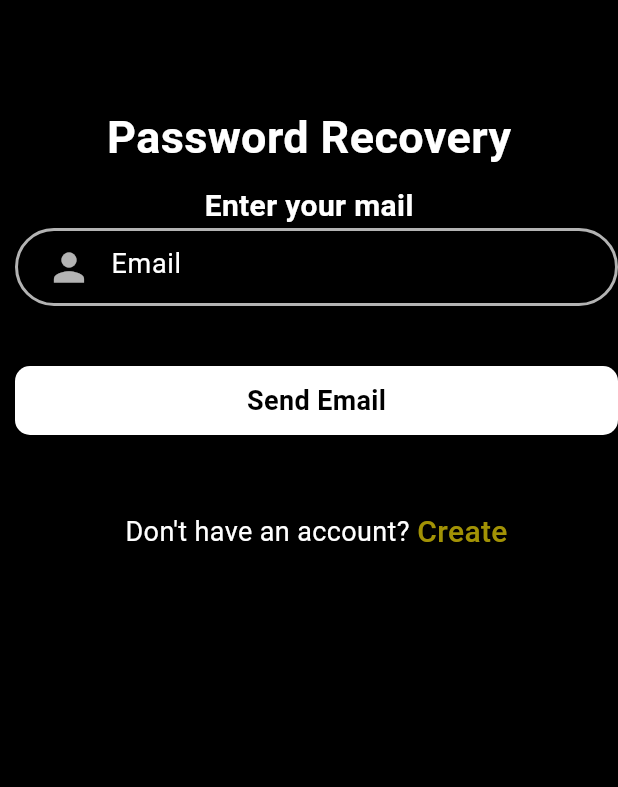
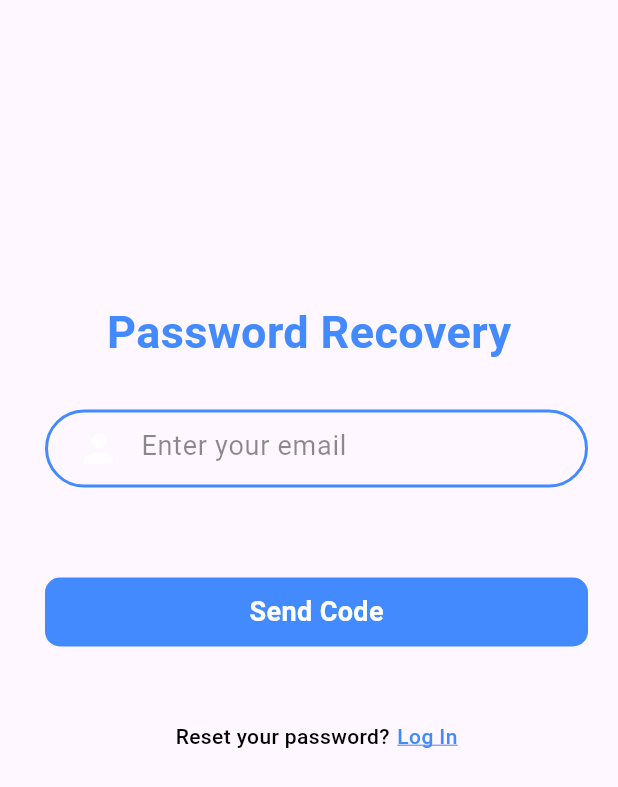
Before and after one commit to eziraa/technews, a Flutter app: the ForgotPassword screen opened directly, on a phone screen of 412 x 824 dp. Shown: the top 787 px of the screen. Run offline on Flutter 3.47's test engine with Material 3 defaults, Android fonts, the phone set to English and light mode, and no system bars; our stand-ins replace cached_network_image, cloud_firestore, firebase_auth, firebase_core, flutter_vector_icons, font_awesome_flutter and 2 more; missing offline and left inert: flutter_share_me; accounts and stored records are empty; statements that could not run were skipped.

Commit message:
changed style

```diff
--- a/lib/forgot_password.dart
+++ b/lib/forgot_password.dart
@@ -1,3 +1,4 @@
+import 'package:technews/login.dart';
 import 'package:technews/signup.dart';
 import 'package:firebase_auth/firebase_auth.dart';
 import 'package:flutter/material.dart';
@@ -38,19 +39,18 @@ class _ForgotPasswordState extends State<ForgotPassword> {
   @override
   Widget build(BuildContext context) {
     return Scaffold(
-      backgroundColor: Colors.black,
       body: Container(
         child: Column(
           children: [
             const SizedBox(
-              height: 70.0,
+              height: 200.0,
             ),
             Container(
               alignment: Alignment.topCenter,
               child: const Text(
                 "Password Recovery",
                 style: TextStyle(
-                    color: Colors.white,
+                    color: Colors.blueAccent,
                     fontSize: 30.0,
                     fontWeight: FontWeight.bold),
               ),
@@ -58,13 +58,13 @@ class _ForgotPasswordState extends State<ForgotPassword> {
             const SizedBox(
               height: 10.0,
             ),
-            const Text(
-              "Enter your mail",
-              style: TextStyle(
-                  color: Colors.white,
-                  fontSize: 20.0,
-                  fontWeight: FontWeight.bold),
-            ),
+            // const Text(
+            //   "Enter your email",
+            //   style: TextStyle(
+            //       color: Colors.blueAccent,
+            //       fontSize: 20.0,
+            //       fontWeight: FontWeight.bold),
+            // ),
             Expanded(
               child: Form(
                 key: _formkey,
@@ -73,24 +73,25 @@ class _ForgotPasswordState extends State<ForgotPassword> {
                   child: ListView(
                     children: [
                       Container(
+                        margin: const EdgeInsets.all(20),
                         padding: const EdgeInsets.only(left: 10.0),
                         decoration: BoxDecoration(
-                          border: Border.all(color: Colors.white70, width: 2.0),
+                          border: Border.all(color: Colors.blueAccent, width: 2.0),
                           borderRadius: BorderRadius.circular(30),
                         ),
                         child: TextFormField(
                           validator: (value) {
                             if (value == null || value.isEmpty) {
-                              return 'Please Enter Email';
+                              return 'Please Enter Email:';
                             }
                             return null;
                           },
                           controller: mailcontroller,
                           style: const TextStyle(color: Colors.white),
                           decoration: const InputDecoration(
-                              hintText: "Email",
+                              hintText: "Enter your email",
                               hintStyle: TextStyle(
-                                  fontSize: 18.0, color: Colors.white),
+                                  fontSize: 18.0, color: Colors.black45),
                               prefixIcon: Icon(
                                 Icons.person,
                                 color: Colors.white70,
@@ -112,16 +113,17 @@ class _ForgotPasswordState extends State<ForgotPassword> {
                           }
                         },
                         child: Container(
-                          width: 140,
+                          // width: 140,
+                          margin: const EdgeInsets.only(left: 20, right: 20),
                           padding: const EdgeInsets.all(10),
                           decoration: BoxDecoration(
-                              color: Colors.white,
+                              color: Colors.blueAccent,
                               borderRadius: BorderRadius.circular(10)),
                           child: const Center(
                             child: Text(
-                              "Send Email",
+                              "Send Code",
                               style: TextStyle(
-                                  color: Colors.black,
+                                  color: Colors.white,
                                   fontSize: 18.0,
                                   fontWeight: FontWeight.bold),
                             ),
@@ -134,11 +136,11 @@ class _ForgotPasswordState extends State<ForgotPassword> {
                       Row(
                         mainAxisAlignment: MainAxisAlignment.center,
                         children: [
-                          const Text(
-                            "Don't have an account?",
-                            style:
-                                TextStyle(fontSize: 18.0, color: Colors.white),
-                          ),
+                          const Text("Reset your password?",
+                              style: TextStyle(
+                                  color: Colors.black,
+                                  fontSize: 14.0,
+                                  fontWeight: FontWeight.w500)),
                           const SizedBox(
                             width: 5.0,
                           ),
@@ -147,16 +149,19 @@ class _ForgotPasswordState extends State<ForgotPassword> {
                               Navigator.push(
                                   context,
                                   MaterialPageRoute(
-                                      builder: (context) => const SignUp()));
+                                      builder: (context) => const LogIn()));
                             },
                             child: const Text(
-                              "Create",
+                              "Log In",
                               style: TextStyle(
-                                  color: Color.fromARGB(225, 184, 166, 6),
-                                  fontSize: 20.0,
-                                  fontWeight: FontWeight.w500),
+                                color: Colors.blueAccent,
+                                fontSize: 14.0,
+                                fontWeight: FontWeight.w500,
+                                decoration: TextDecoration.underline,
+                                decorationColor: Colors.blueAccent,
+                              ),
                             ),
-                          )
+                          ),
                         ],
                       )
                     ],
```
